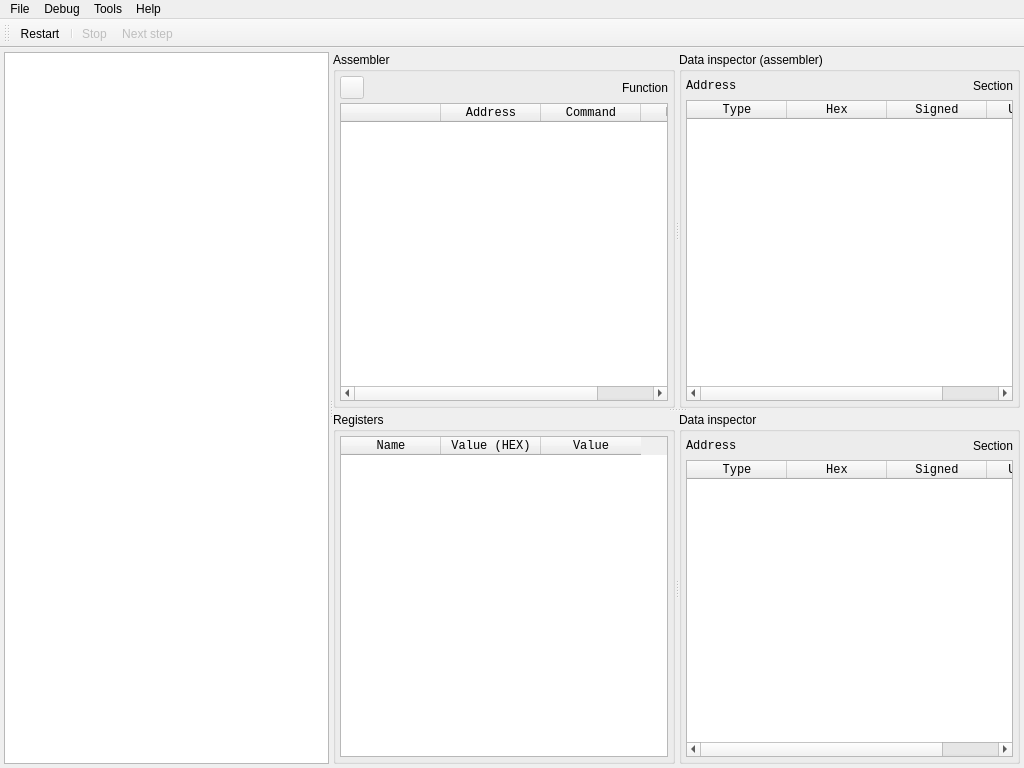
Before: the Qt Designer form tools/qt/usb_boot_maker/src/main/mainwindow.ui in Gris87/ngos, drawn with Qt 5.
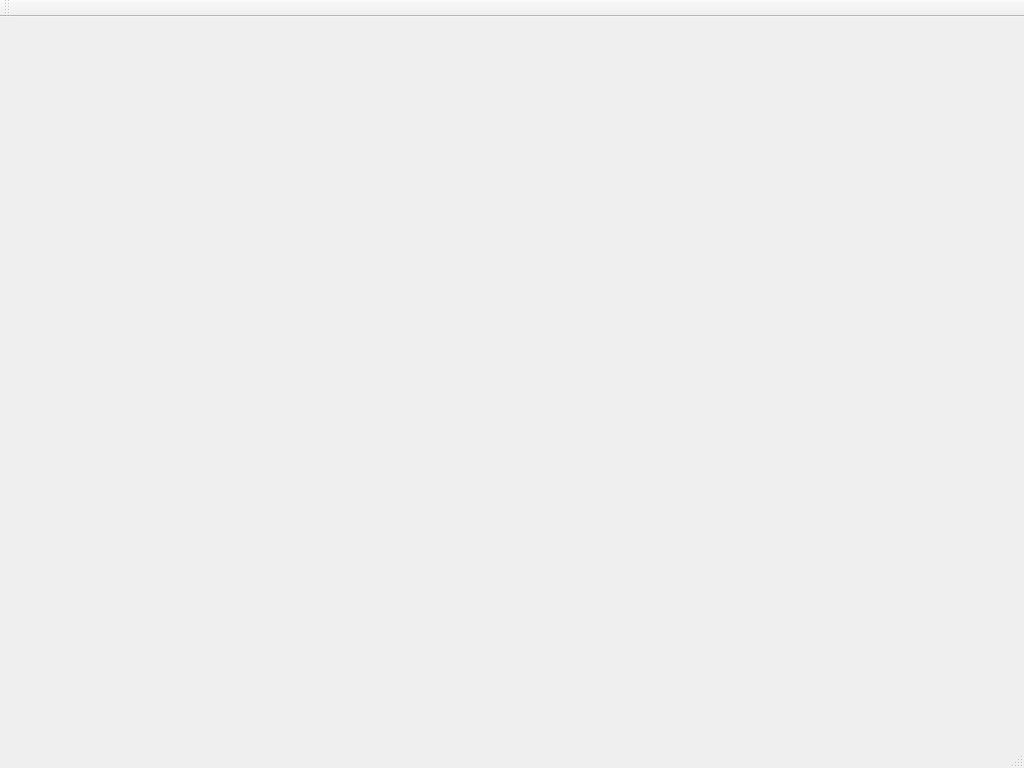
After: the same form once the commit is applied. Icons and pictures are not drawn. Custom widgets are drawn as their Qt base class.

Diff of the .ui file:
```diff
--- a/tools/qt/usb_boot_maker/src/main/mainwindow.ui
+++ b/tools/qt/usb_boot_maker/src/main/mainwindow.ui
@@ -13,665 +13,16 @@
   <property name="windowTitle">
    <string>GDB debug</string>
   </property>
-  <widget class="QWidget" name="centralWidget">
-   <layout class="QVBoxLayout" name="verticalLayout">
-    <property name="spacing">
-     <number>4</number>
-    </property>
-    <property name="leftMargin">
-     <number>4</number>
-    </property>
-    <property name="topMargin">
-     <number>4</number>
-    </property>
-    <property name="rightMargin">
-     <number>4</number>
-    </property>
-    <property name="bottomMargin">
-     <number>4</number>
-    </property>
-    <item>
-     <widget class="QStackedWidget" name="stackedWidget">
-      <property name="currentIndex">
-       <number>0</number>
-      </property>
-      <widget class="QWidget" name="mainPage">
-       <layout class="QVBoxLayout" name="verticalLayout_2">
-        <property name="spacing">
-         <number>4</number>
-        </property>
-        <property name="leftMargin">
-         <number>0</number>
-        </property>
-        <property name="topMargin">
-         <number>0</number>
-        </property>
-        <property name="rightMargin">
-         <number>0</number>
-        </property>
-        <property name="bottomMargin">
-         <number>0</number>
-        </property>
-        <item>
-         <widget class="QSplitter" name="splitter">
-          <property name="orientation">
-           <enum>Qt::Horizontal</enum>
-          </property>
-          <widget class="HexGraphicsView" name="hexGraphicsView"/>
-          <widget class="QSplitter" name="splitter2">
-           <property name="orientation">
-            <enum>Qt::Vertical</enum>
-           </property>
-           <widget class="QSplitter" name="splitter3">
-            <property name="orientation">
-             <enum>Qt::Horizontal</enum>
-            </property>
-            <widget class="QGroupBox" name="assemblerGroupBox">
-             <property name="title">
-              <string>Assembler</string>
-             </property>
-             <layout class="QVBoxLayout" name="verticalLayout_6">
-              <property name="spacing">
-               <number>4</number>
-              </property>
-              <property name="leftMargin">
-               <number>4</number>
-              </property>
-              <property name="topMargin">
-               <number>4</number>
-              </property>
-              <property name="rightMargin">
-               <number>4</number>
-              </property>
-              <property name="bottomMargin">
-               <number>4</number>
-              </property>
-              <item>
-               <widget class="QWidget" name="assemblerToolbarWidget" native="true">
-                <layout class="QHBoxLayout" name="horizontalLayout_3">
-                 <property name="spacing">
-                  <number>4</number>
-                 </property>
-                 <property name="leftMargin">
-                  <number>0</number>
-                 </property>
-                 <property name="topMargin">
-                  <number>0</number>
-                 </property>
-                 <property name="rightMargin">
-                  <number>0</number>
-                 </property>
-                 <property name="bottomMargin">
-                  <number>0</number>
-                 </property>
-                 <item>
-                  <widget class="QToolButton" name="backToolButton">
-                   <property name="enabled">
-                    <bool>false</bool>
-                   </property>
-                   <property name="icon">
-                    <iconset resource="../../Resources.qrc">
-                     <normaloff>:/assets/images/back.png</normaloff>:/assets/images/back.png</iconset>
-                   </property>
-                  </widget>
-                 </item>
-                 <item>
-                  <spacer name="horizontalSpacer_3">
-                   <property name="orientation">
-                    <enum>Qt::Horizontal</enum>
-                   </property>
-                   <property name="sizeHint" stdset="0">
-                    <size>
-                     <width>40</width>
-                     <height>20</height>
-                    </size>
-                   </property>
-                  </spacer>
-                 </item>
-                 <item>
-                  <widget class="QLabel" name="functionLabel">
-                   <property name="text">
-                    <string>Function</string>
-                   </property>
-                  </widget>
-                 </item>
-                </layout>
-               </widget>
-              </item>
-              <item>
-               <widget class="QTableWidget" name="assemblerTableWidget">
-                <property name="font">
-                 <font>
-                  <family>Monospace</family>
-                 </font>
-                </property>
-                <property name="editTriggers">
-                 <set>QAbstractItemView::NoEditTriggers</set>
-                </property>
-                <property name="selectionMode">
-                 <enum>QAbstractItemView::SingleSelection</enum>
-                </property>
-                <property name="verticalScrollMode">
-                 <enum>QAbstractItemView::ScrollPerPixel</enum>
-                </property>
-                <property name="horizontalScrollMode">
-                 <enum>QAbstractItemView::ScrollPerPixel</enum>
-                </property>
-                <attribute name="verticalHeaderVisible">
-                 <bool>false</bool>
-                </attribute>
-                <column>
-                 <property name="text">
-                  <string/>
-                 </property>
-                </column>
-                <column>
-                 <property name="text">
-                  <string>Address</string>
-                 </property>
-                </column>
-                <column>
-                 <property name="text">
-                  <string>Command</string>
-                 </property>
-                </column>
-                <column>
-                 <property name="text">
-                  <string>Details</string>
-                 </property>
-                </column>
-               </widget>
-              </item>
-             </layout>
-            </widget>
-            <widget class="QGroupBox" name="dataInspectorAssemblerGroupBox">
-             <property name="title">
-              <string>Data inspector (assembler)</string>
-             </property>
-             <layout class="QVBoxLayout" name="verticalLayout_7">
-              <property name="spacing">
-               <number>4</number>
-              </property>
-              <property name="leftMargin">
-               <number>4</number>
-              </property>
-              <property name="topMargin">
-               <number>4</number>
-              </property>
-              <property name="rightMargin">
-               <number>4</number>
-              </property>
-              <property name="bottomMargin">
-               <number>4</number>
-              </property>
-              <item>
-               <layout class="QHBoxLayout" name="horizontalLayout_2">
-                <property name="spacing">
-                 <number>4</number>
-                </property>
-                <item>
-                 <widget class="QLabel" name="dataInspectorAssemblerAddressLabel">
-                  <property name="font">
-                   <font>
-                    <family>Monospace</family>
-                   </font>
-                  </property>
-                  <property name="text">
-                   <string>Address</string>
-                  </property>
-                 </widget>
-                </item>
-                <item>
-                 <spacer name="horizontalSpacer_4">
-                  <property name="orientation">
-                   <enum>Qt::Horizontal</enum>
-                  </property>
-                  <property name="sizeHint" stdset="0">
-                   <size>
-                    <width>40</width>
-                    <height>20</height>
-                   </size>
-                  </property>
-                 </spacer>
-                </item>
-                <item>
-                 <widget class="QLabel" name="dataInspectorAssemblerSectionLabel">
-                  <property name="text">
-                   <string>Section</string>
-                  </property>
-                 </widget>
-                </item>
-               </layout>
-              </item>
-              <item>
-               <widget class="TrackingTableWidget" name="dataInspectorAssemblerTableWidget">
-                <property name="font">
-                 <font>
-                  <family>Monospace</family>
-                 </font>
-                </property>
-                <property name="editTriggers">
-                 <set>QAbstractItemView::NoEditTriggers</set>
-                </property>
-                <property name="selectionMode">
-                 <enum>QAbstractItemView::SingleSelection</enum>
-                </property>
-                <property name="verticalScrollMode">
-                 <enum>QAbstractItemView::ScrollPerPixel</enum>
-                </property>
-                <property name="horizontalScrollMode">
-                 <enum>QAbstractItemView::ScrollPerPixel</enum>
-                </property>
-                <attribute name="verticalHeaderVisible">
-                 <bool>false</bool>
-                </attribute>
-                <column>
-                 <property name="text">
-                  <string>Type</string>
-                 </property>
-                </column>
-                <column>
-                 <property name="text">
-                  <string>Hex</string>
-                 </property>
-                </column>
-                <column>
-                 <property name="text">
-                  <string>Signed</string>
-                 </property>
-                </column>
-                <column>
-                 <property name="text">
-                  <string>Unsigned</string>
-                 </property>
-                </column>
-               </widget>
-              </item>
-             </layout>
-            </widget>
-           </widget>
-           <widget class="QSplitter" name="splitter4">
-            <property name="orientation">
-             <enum>Qt::Horizontal</enum>
-            </property>
-            <widget class="QGroupBox" name="registersGroupBox">
-             <property name="title">
-              <string>Registers</string>
-             </property>
-             <layout class="QVBoxLayout" name="verticalLayout_4">
-              <property name="spacing">
-               <number>4</number>
-              </property>
-              <property name="leftMargin">
-               <number>4</number>
-              </property>
-              <property name="topMargin">
-               <number>4</number>
-              </property>
-              <property name="rightMargin">
-               <number>4</number>
-              </property>
-              <property name="bottomMargin">
-               <number>4</number>
-              </property>
-              <item>
-               <widget class="QTableWidget" name="registersTableWidget">
-                <property name="font">
-                 <font>
-                  <family>Monospace</family>
-                 </font>
-                </property>
-                <property name="editTriggers">
-                 <set>QAbstractItemView::NoEditTriggers</set>
-                </property>
-                <property name="selectionMode">
-                 <enum>QAbstractItemView::SingleSelection</enum>
-                </property>
-                <property name="verticalScrollMode">
-                 <enum>QAbstractItemView::ScrollPerPixel</enum>
-                </property>
-                <property name="horizontalScrollMode">
-                 <enum>QAbstractItemView::ScrollPerPixel</enum>
-                </property>
-                <attribute name="verticalHeaderVisible">
-                 <bool>false</bool>
-                </attribute>
-                <column>
-                 <property name="text">
-                  <string>Name</string>
-                 </property>
-                </column>
-                <column>
-                 <property name="text">
-                  <string>Value (HEX)</string>
-                 </property>
-                </column>
-                <column>
-                 <property name="text">
-                  <string>Value</string>
-                 </property>
-                </column>
-               </widget>
-              </item>
-             </layout>
-            </widget>
-            <widget class="QGroupBox" name="dataInspectorGroupBox">
-             <property name="title">
-              <string>Data inspector</string>
-             </property>
-             <layout class="QVBoxLayout" name="verticalLayout_5">
-              <property name="spacing">
-               <number>4</number>
-              </property>
-              <property name="leftMargin">
-               <number>4</number>
-              </property>
-              <property name="topMargin">
-               <number>4</number>
-              </property>
-              <property name="rightMargin">
-               <number>4</number>
-              </property>
-              <property name="bottomMargin">
-               <number>4</number>
-              </property>
-              <item>
-               <layout class="QHBoxLayout" name="horizontalLayout_4">
-                <property name="spacing">
-                 <number>4</number>
-                </property>
-                <item>
-                 <widget class="QLabel" name="dataInspectorAddressLabel">
-                  <property name="font">
-                   <font>
-                    <family>Monospace</family>
-                   </font>
-                  </property>
-                  <property name="text">
-                   <string>Address</string>
-                  </property>
-                 </widget>
-                </item>
-                <item>
-                 <spacer name="horizontalSpacer_5">
-                  <property name="orientation">
-                   <enum>Qt::Horizontal</enum>
-                  </property>
-                  <property name="sizeHint" stdset="0">
-                   <size>
-                    <width>40</width>
-                    <height>20</height>
-                   </size>
-                  </property>
-                 </spacer>
-                </item>
-                <item>
-                 <widget class="QLabel" name="dataInspectorSectionLabel">
-                  <property name="text">
-                   <string>Section</string>
-                  </property>
-                 </widget>
-                </item>
-               </layout>
-              </item>
-              <item>
-               <widget class="TrackingTableWidget" name="dataInspectorTableWidget">
-                <property name="font">
-                 <font>
-                  <family>Monospace</family>
-                 </font>
-                </property>
-                <property name="editTriggers">
-                 <set>QAbstractItemView::NoEditTriggers</set>
-                </property>
-                <property name="selectionMode">
-                 <enum>QAbstractItemView::SingleSelection</enum>
-                </property>
-                <property name="verticalScrollMode">
-                 <enum>QAbstractItemView::ScrollPerPixel</enum>
-                </property>
-                <property name="horizontalScrollMode">
-                 <enum>QAbstractItemView::ScrollPerPixel</enum>
-                </property>
-                <attribute name="verticalHeaderVisible">
-                 <bool>false</bool>
-                </attribute>
-                <column>
-                 <property name="text">
-                  <string>Type</string>
-                 </property>
-                </column>
-                <column>
-                 <property name="text">
-                  <string>Hex</string>
-                 </property>
-                </column>
-                <column>
-                 <property name="text">
-                  <string>Signed</string>
-                 </property>
-                </column>
-                <column>
-                 <property name="text">
-                  <string>Unsigned</string>
-                 </property>
-                </column>
-               </widget>
-              </item>
-             </layout>
-            </widget>
-           </widget>
-          </widget>
-         </widget>
-        </item>
-       </layout>
-      </widget>
-      <widget class="QWidget" name="waitingPage">
-       <layout class="QVBoxLayout" name="verticalLayout_3">
-        <property name="spacing">
-         <number>4</number>
-        </property>
-        <property name="leftMargin">
-         <number>0</number>
-        </property>
-        <property name="topMargin">
-         <number>0</number>
-        </property>
-        <property name="rightMargin">
-         <number>0</number>
-        </property>
-        <property name="bottomMargin">
-         <number>0</number>
-        </property>
-        <item>
-         <widget class="QProgressBar" name="waitingProgressBar">
-          <property name="maximumSize">
-           <size>
-            <width>16777215</width>
-            <height>8</height>
-           </size>
-          </property>
-          <property name="maximum">
-           <number>30</number>
-          </property>
-          <property name="textVisible">
-           <bool>false</bool>
-          </property>
-         </widget>
-        </item>
-        <item>
-         <spacer name="verticalSpacer">
-          <property name="orientation">
-           <enum>Qt::Vertical</enum>
-          </property>
-          <property name="sizeHint" stdset="0">
-           <size>
-            <width>20</width>
-            <height>40</height>
-           </size>
-          </property>
-         </spacer>
-        </item>
-        <item>
-         <widget class="QLabel" name="pleaseWaitLabel">
-          <property name="palette">
-           <palette>
-            <active>
-             <colorrole role="WindowText">
-              <brush brushstyle="SolidPattern">
-               <color alpha="255">
-                <red>136</red>
-                <green>138</green>
-                <blue>133</blue>
-               </color>
-              </brush>
-             </colorrole>
-            </active>
-            <inactive>
-             <colorrole role="WindowText">
-              <brush brushstyle="SolidPattern">
-               <color alpha="255">
-                <red>136</red>
-                <green>138</green>
-                <blue>133</blue>
-               </color>
-              </brush>
-             </colorrole>
-            </inactive>
-            <disabled>
-             <colorrole role="WindowText">
-              <brush brushstyle="SolidPattern">
-               <color alpha="255">
-                <red>190</red>
-                <green>190</green>
-                <blue>190</blue>
-               </color>
-              </brush>
-             </colorrole>
-            </disabled>
-           </palette>
-          </property>
-          <property name="font">
-           <font>
-            <pointsize>18</pointsize>
-           </font>
-          </property>
-          <property name="text">
-           <string>Please wait...</string>
-          </property>
-          <property name="alignment">
-           <set>Qt::AlignCenter</set>
-          </property>
-         </widget>
-        </item>
-        <item>
-         <layout class="QHBoxLayout" name="horizontalLayout">
-          <property name="spacing">
-           <number>4</number>
-          </property>
-          <item>
-           <spacer name="horizontalSpacer">
-            <property name="orientation">
-             <enum>Qt::Horizontal</enum>
-            </property>
-            <property name="sizeHint" stdset="0">
-             <size>
-              <width>40</width>
-              <height>20</height>
-             </size>
-            </property>
-           </spacer>
-          </item>
-          <item>
-           <widget class="QLabel" name="spinnerLabel">
-            <property name="minimumSize">
-             <size>
-              <width>100</width>
-              <height>100</height>
-             </size>
-            </property>
-            <property name="maximumSize">
-             <size>
-              <width>100</width>
-              <height>100</height>
-             </size>
-            </property>
-           </widget>
-          </item>
-          <item>
-           <spacer name="horizontalSpacer_2">
-            <property name="orientation">
-             <enum>Qt::Horizontal</enum>
-            </property>
-            <property name="sizeHint" stdset="0">
-             <size>
-              <width>40</width>
-              <height>20</height>
-             </size>
-            </property>
-           </spacer>
-          </item>
-         </layout>
-        </item>
-        <item>
-         <spacer name="verticalSpacer_2">
-          <property name="orientation">
-           <enum>Qt::Vertical</enum>
-          </property>
-          <property name="sizeHint" stdset="0">
-           <size>
-            <width>20</width>
-            <height>40</height>
-           </size>
-          </property>
-         </spacer>
-        </item>
-       </layout>
-      </widget>
-     </widget>
-    </item>
-   </layout>
-  </widget>
+  <widget class="QWidget" name="centralWidget"/>
   <widget class="QMenuBar" name="menuBar">
    <property name="geometry">
     <rect>
      <x>0</x>
      <y>0</y>
      <width>1024</width>
-     <height>26</height>
+     <height>21</height>
     </rect>
    </property>
-   <widget class="QMenu" name="menuFile">
-    <property name="title">
-     <string>File</string>
-    </property>
-    <addaction name="actionExit"/>
-   </widget>
-   <widget class="QMenu" name="menuDebug">
-    <property name="title">
-     <string>Debug</string>
-    </property>
-    <addaction name="actionRestart"/>
-    <addaction name="separator"/>
-    <addaction name="actionStop"/>
-    <addaction name="actionNext_step"/>
-   </widget>
-   <widget class="QMenu" name="menuTools">
-    <property name="title">
-     <string>Tools</string>
-    </property>
-    <addaction name="actionShow_memory_map"/>
-   </widget>
-   <widget class="QMenu" name="menuHelp">
-    <property name="title">
-     <string>Help</string>
-    </property>
-    <addaction name="actionAbout"/>
-   </widget>
-   <addaction name="menuFile"/>
-   <addaction name="menuDebug"/>
-   <addaction name="menuTools"/>
-   <addaction name="menuHelp"/>
   </widget>
   <widget class="QToolBar" name="toolBar">
    <property name="windowTitle">
@@ -683,134 +34,10 @@
    <attribute name="toolBarBreak">
     <bool>false</bool>
    </attribute>
-   <addaction name="actionRestart"/>
-   <addaction name="separator"/>
-   <addaction name="actionStop"/>
-   <addaction name="actionNext_step"/>
   </widget>
-  <action name="actionExit">
-   <property name="icon">
-    <iconset resource="../../../build_config_gui/Resources.qrc">
-     <normaloff>:/assets/images/exit.png</normaloff>:/assets/images/exit.png</iconset>
-   </property>
-   <property name="text">
-    <string>Exit</string>
-   </property>
-   <property name="toolTip">
-    <string>Exit (Alt+X)</string>
-   </property>
-   <property name="shortcut">
-    <string>Alt+X</string>
-   </property>
-  </action>
-  <action name="actionRestart">
-   <property name="icon">
-    <iconset resource="../../Resources.qrc">
-     <normaloff>:/assets/images/restart.png</normaloff>:/assets/images/restart.png</iconset>
-   </property>
-   <property name="text">
-    <string>Restart</string>
-   </property>
-   <property name="toolTip">
-    <string>Restart (Ctrl+R)</string>
-   </property>
-   <property name="shortcut">
-    <string>Ctrl+R</string>
-   </property>
-  </action>
-  <action name="actionStop">
-   <property name="enabled">
-    <bool>false</bool>
-   </property>
-   <property name="icon">
-    <iconset resource="../../Resources.qrc">
-     <normaloff>:/assets/images/stop.png</normaloff>:/assets/images/stop.png</iconset>
-   </property>
-   <property name="text">
-    <string>Stop</string>
-   </property>
-   <property name="toolTip">
-    <string>Stop (Ctrl+P)</string>
-   </property>
-   <property name="shortcut">
-    <string>Ctrl+P</string>
-   </property>
-  </action>
-  <action name="actionNext_step">
-   <property name="enabled">
-    <bool>false</bool>
-   </property>
-   <property name="icon">
-    <iconset resource="../../Resources.qrc">
-     <normaloff>:/assets/images/next.png</normaloff>:/assets/images/next.png</iconset>
-   </property>
-   <property name="text">
-    <string>Next step</string>
-   </property>
-   <property name="toolTip">
-    <string>Next step (F6)</string>
-   </property>
-   <property name="shortcut">
-    <string>F6</string>
-   </property>
-  </action>
-  <action name="actionShow_memory_map">
-   <property name="enabled">
-    <bool>false</bool>
-   </property>
-   <property name="icon">
-    <iconset resource="../../Resources.qrc">
-     <normaloff>:/assets/images/memory_map.png</normaloff>:/assets/images/memory_map.png</iconset>
-   </property>
-   <property name="text">
-    <string>Show memory map</string>
-   </property>
-   <property name="toolTip">
-    <string>Show memory map (F12)</string>
-   </property>
-   <property name="shortcut">
-    <string>F12</string>
-   </property>
-  </action>
-  <action name="actionAbout">
-   <property name="icon">
-    <iconset resource="../../../build_config_gui/Resources.qrc">
-     <normaloff>:/assets/images/about.png</normaloff>:/assets/images/about.png</iconset>
-   </property>
-   <property name="text">
-    <string>About</string>
-   </property>
-   <property name="toolTip">
-    <string>About (F1)</string>
-   </property>
-   <property name="shortcut">
-    <string>F1</string>
-   </property>
-  </action>
+  <widget class="QStatusBar" name="statusBar"/>
  </widget>
  <layoutdefault spacing="6" margin="11"/>
- <customwidgets>
-  <customwidget>
-   <class>HexGraphicsView</class>
-   <extends>QGraphicsView</extends>
-   <header>src/widgets/hexgraphicsview.h</header>
-   <slots>
-    <signal>byteHovered(qint64)</signal>
-    <signal>byteClicked(qint64)</signal>
-   </slots>
-  </customwidget>
-  <customwidget>
-   <class>TrackingTableWidget</class>
-   <extends>QTableWidget</extends>
-   <header>src/widgets/trackingtablewidget.h</header>
-   <slots>
-    <signal>leaved()</signal>
-   </slots>
-  </customwidget>
- </customwidgets>
- <resources>
-  <include location="../../../build_config_gui/Resources.qrc"/>
-  <include location="../../Resources.qrc"/>
- </resources>
+ <resources/>
  <connections/>
 </ui>
```
Left out of the diff: 7 changed lines with no effect on the pictures.
